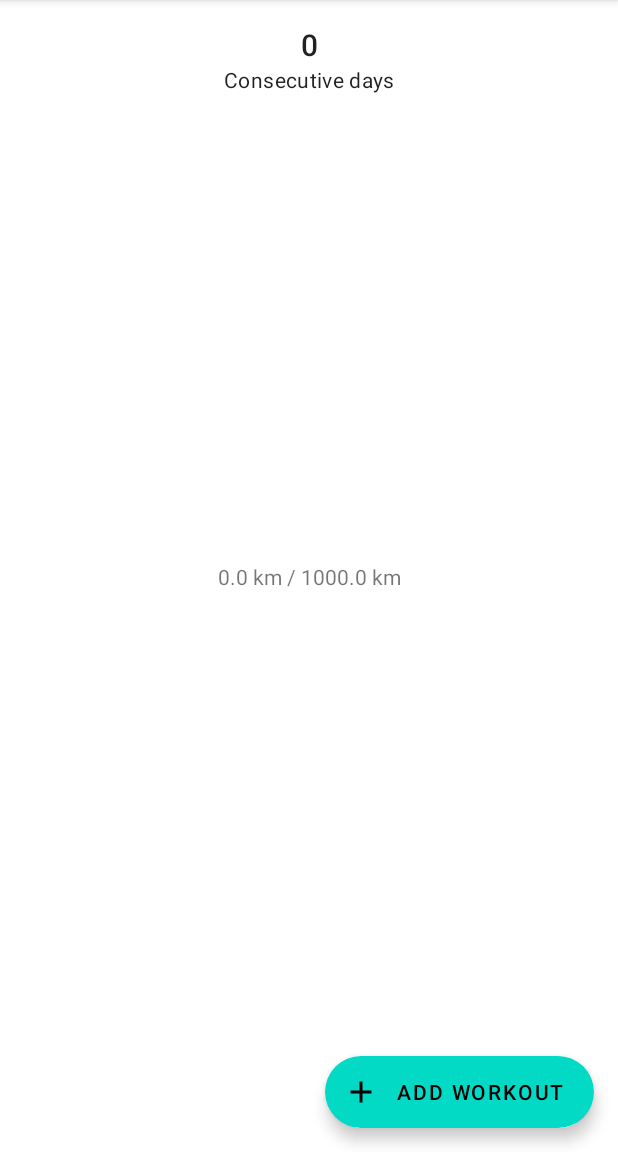
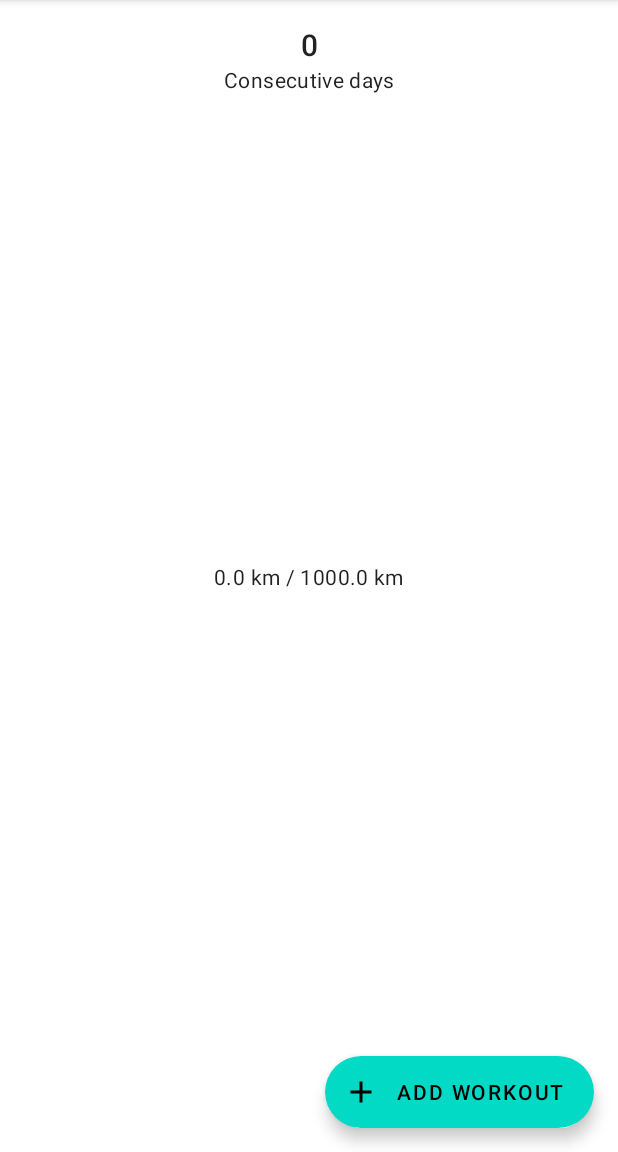
Before and after one commit to sebokopter/virtually-challenging, an Android app: the screen it shows after launch (DashboardActivity), on a phone screen of 412 x 824 dp, the part 84-1236 px from its top. Run offline under Robolectric (Android 15) with nearby library versions, the phone set to English and light mode, and no system bars; our stand-ins replace Room's generated code.

Commit message:
fix: Adjust progress textAppearance

```diff
--- a/app/src/main/res/layout/challenge_activity_dashboard.xml
+++ b/app/src/main/res/layout/challenge_activity_dashboard.xml
@@ -72,6 +72,7 @@
             android:layout_width="wrap_content"
             android:layout_height="wrap_content"
             android:layout_gravity="center"
+            android:textAppearance="@style/TextAppearance.MaterialComponents.Body2"
             app:layout_constraintBottom_toBottomOf="parent"
             app:layout_constraintEnd_toEndOf="parent"
             app:layout_constraintStart_toStartOf="parent"
```
